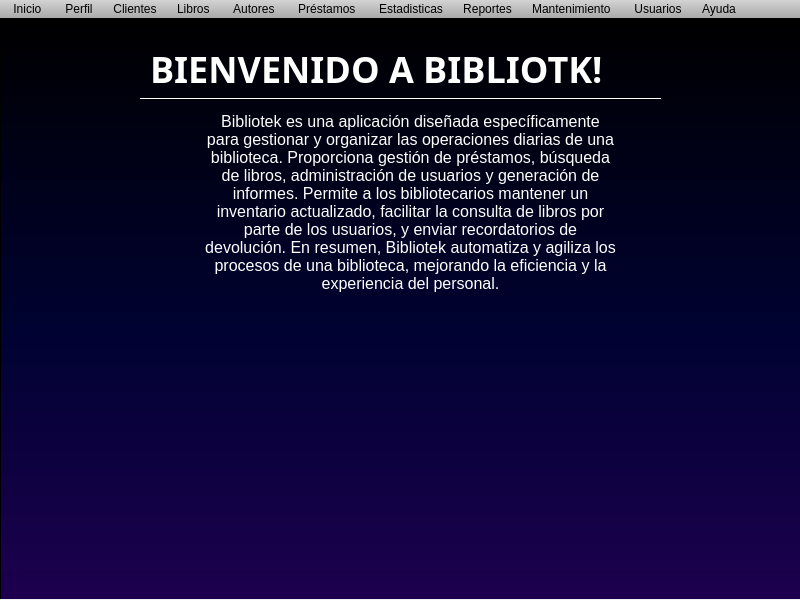
The window that frames/panel.ui (Alonsou29/bibliotknew) describes before a commit, drawn with Qt 5.
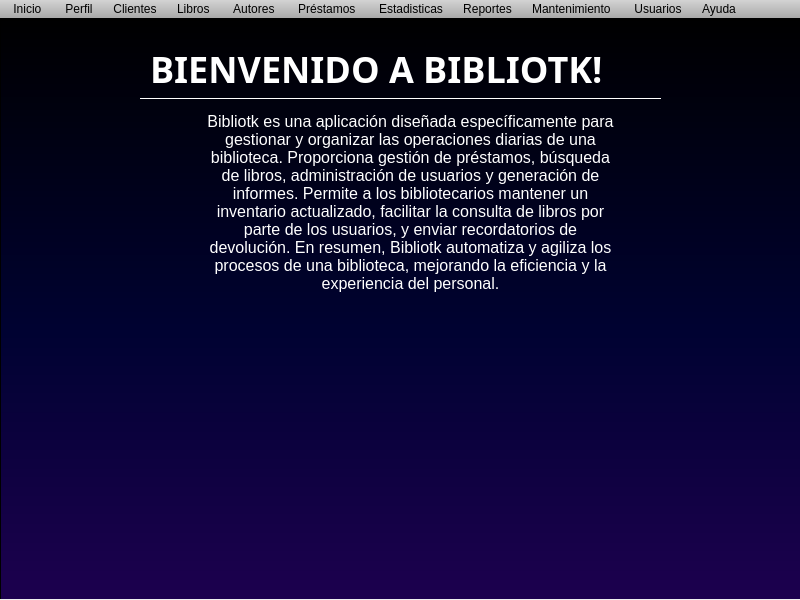
The same window after the commit. The open tabs and pages were chosen to show the change. Icons and pictures are not drawn.

Commit message: se me olvido esto, en el push anterior xd

Diff of the .ui file:
```diff
--- a/frames/panel.ui
+++ b/frames/panel.ui
@@ -156,7 +156,7 @@
 &lt;html&gt;&lt;head&gt;&lt;meta name=&quot;qrichtext&quot; content=&quot;1&quot; /&gt;&lt;style type=&quot;text/css&quot;&gt;
 p, li { white-space: pre-wrap; }
 &lt;/style&gt;&lt;/head&gt;&lt;body style=&quot; font-family:'MS Shell Dlg 2'; font-size:22px; font-weight:400; font-style:normal;&quot;&gt;
-&lt;p align=&quot;center&quot; style=&quot; margin-top:0px; margin-bottom:0px; margin-left:0px; margin-right:0px; -qt-block-indent:0; text-indent:0px;&quot;&gt;&lt;span style=&quot; font-family:'Comic sans'; font-size:12pt;&quot;&gt;Bibliotek es una aplicación diseñada específicamente para gestionar y organizar las operaciones diarias de una biblioteca. Proporciona gestión de préstamos, búsqueda de libros, administración de usuarios y generación de informes. Permite a los bibliotecarios mantener un inventario actualizado, facilitar la consulta de libros por parte de los usuarios, y enviar recordatorios de devolución. En resumen, Bibliotek automatiza y agiliza los procesos de una biblioteca, mejorando la eficiencia y la experiencia del personal.&lt;/span&gt;&lt;/p&gt;&lt;/body&gt;&lt;/html&gt;</string>
+&lt;p align=&quot;center&quot; style=&quot; margin-top:0px; margin-bottom:0px; margin-left:0px; margin-right:0px; -qt-block-indent:0; text-indent:0px;&quot;&gt;&lt;span style=&quot; font-family:'Comic sans'; font-size:12pt;&quot;&gt;Bibliotk es una aplicación diseñada específicamente para gestionar y organizar las operaciones diarias de una biblioteca. Proporciona gestión de préstamos, búsqueda de libros, administración de usuarios y generación de informes. Permite a los bibliotecarios mantener un inventario actualizado, facilitar la consulta de libros por parte de los usuarios, y enviar recordatorios de devolución. En resumen, Bibliotk automatiza y agiliza los procesos de una biblioteca, mejorando la eficiencia y la experiencia del personal.&lt;/span&gt;&lt;/p&gt;&lt;/body&gt;&lt;/html&gt;</string>
        </property>
       </widget>
       <widget class="QLabel" name="label_2">
```
Left out of the diff: 8 changed lines with no effect on the pictures. The commit also changes 1 other file.
